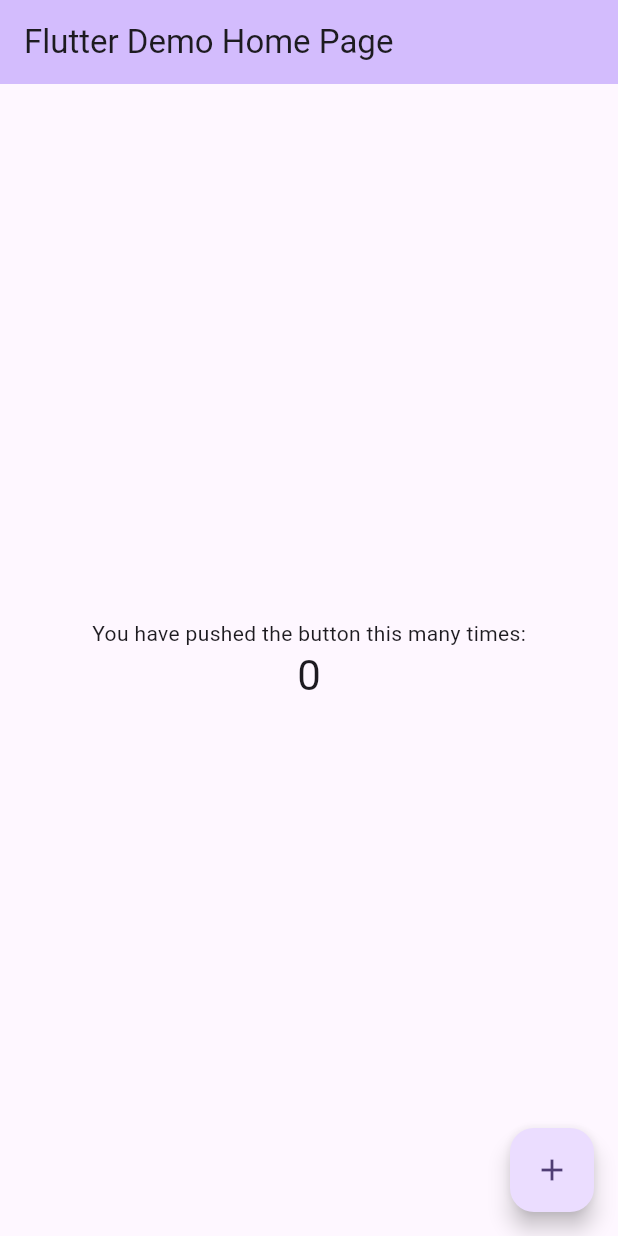
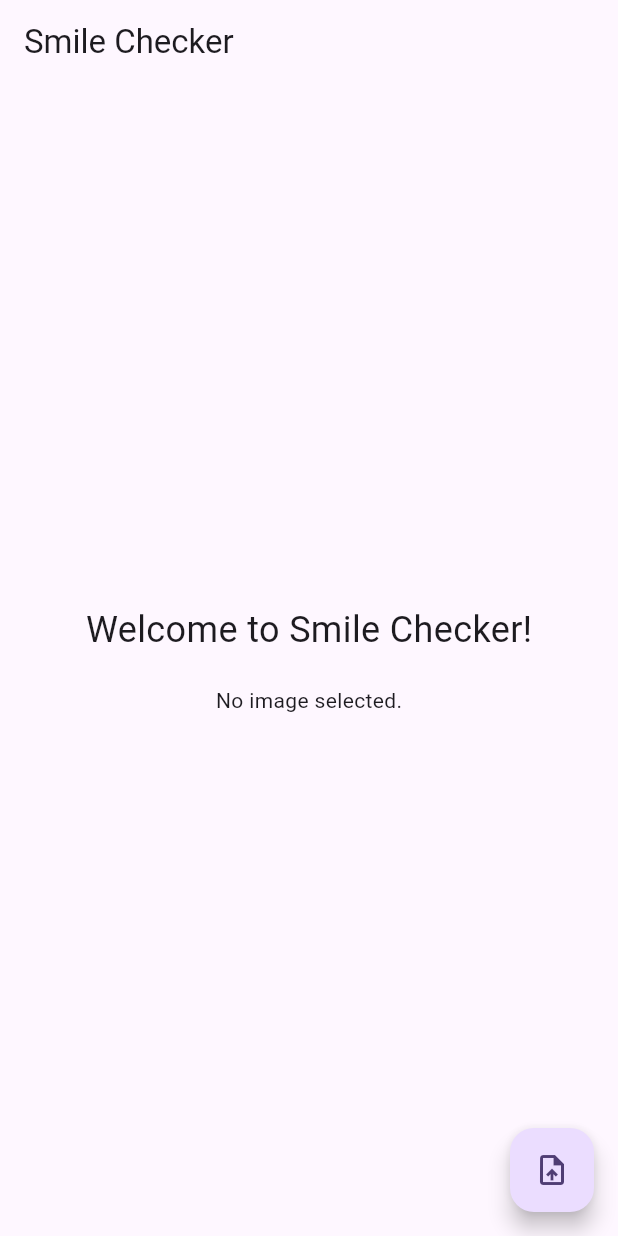
Before and after one commit to theabdulraffay/Smile-Checker, a Flutter app: the screen it shows after launch, on a phone screen of 412 x 824 dp. Run offline on Flutter 3.47's test engine with Material 3 defaults, Android fonts, the phone set to English and light mode, and no system bars; our stand-ins replace flutter_dotenv, google_generative_ai, image_picker.

Commit message:
feat: media provider

```diff
--- a/lib/main.dart
+++ b/lib/main.dart
@@ -1,6 +1,12 @@
 import 'package:flutter/material.dart';
+import 'package:flutter_dotenv/flutter_dotenv.dart';
+import 'package:provider/provider.dart';
+import 'package:smile_checker/providers/gemini_provider.dart';
+import 'package:smile_checker/providers/media_provider.dart';
+import 'package:smile_checker/screens/home_screen.dart';
 
-void main() {
+void main() async {
+  await dotenv.load(fileName: '.env');
   runApp(const MyApp());
 }
 
@@ -10,113 +16,18 @@ class MyApp extends StatelessWidget {
   // This widget is the root of your application.
   @override
   Widget build(BuildContext context) {
-    return MaterialApp(
-      title: 'Flutter Demo',
-      theme: ThemeData(
-        // This is the theme of your application.
-        //
-        // TRY THIS: Try running your application with "flutter run". You'll see
-        // the application has a purple toolbar. Then, without quitting the app,
-        // try changing the seedColor in the colorScheme below to Colors.green
-        // and then invoke "hot reload" (save your changes or press the "hot
-        // reload" button in a Flutter-supported IDE, or press "r" if you used
-        // the command line to start the app).
-        //
-        // Notice that the counter didn't reset back to zero; the application
-        // state is not lost during the reload. To reset the state, use hot
-        // restart instead.
-        //
-        // This works for code too, not just values: Most code changes can be
-        // tested with just a hot reload.
-        colorScheme: ColorScheme.fromSeed(seedColor: Colors.deepPurple),
+    return MultiProvider(
+      providers: [
+        ChangeNotifierProvider(create: (context) => MediaProvider()),
+        ChangeNotifierProvider(create: (context) => GeminiProvider()),
+      ],
+      child: MaterialApp(
+        title: 'Flutter Demo',
+        theme: ThemeData(
+          colorScheme: ColorScheme.fromSeed(seedColor: Colors.deepPurple),
+        ),
+        home: HomeScreen(),
       ),
-      home: const MyHomePage(title: 'Flutter Demo Home Page'),
     );
   }
 }
-
-class MyHomePage extends StatefulWidget {
-  const MyHomePage({super.key, required this.title});
-
-  // This widget is the home page of your application. It is stateful, meaning
-  // that it has a State object (defined below) that contains fields that affect
-  // how it looks.
-
-  // This class is the configuration for the state. It holds the values (in this
-  // case the title) provided by the parent (in this case the App widget) and
-  // used by the build method of the State. Fields in a Widget subclass are
-  // always marked "final".
-
-  final String title;
-
-  @override
-  State<MyHomePage> createState() => _MyHomePageState();
-}
-
-class _MyHomePageState extends State<MyHomePage> {
-  int _counter = 0;
-
-  void _incrementCounter() {
-    setState(() {
-      // This call to setState tells the Flutter framework that something has
-      // changed in this State, which causes it to rerun the build method below
-      // so that the display can reflect the updated values. If we changed
-      // _counter without calling setState(), then the build method would not be
-      // called again, and so nothing would appear to happen.
-      _counter++;
-    });
-  }
-
-  @override
-  Widget build(BuildContext context) {
-    // This method is rerun every time setState is called, for instance as done
-    // by the _incrementCounter method above.
-    //
-    // The Flutter framework has been optimized to make rerunning build methods
-    // fast, so that you can just rebuild anything that needs updating rather
-    // than having to individually change instances of widgets.
-    return Scaffold(
-      appBar: AppBar(
-        // TRY THIS: Try changing the color here to a specific color (to
-        // Colors.amber, perhaps?) and trigger a hot reload to see the AppBar
-        // change color while the other colors stay the same.
-        backgroundColor: Theme.of(context).colorScheme.inversePrimary,
-        // Here we take the value from the MyHomePage object that was created by
-        // the App.build method, and use it to set our appbar title.
-        title: Text(widget.title),
-      ),
-      body: Center(
-        // Center is a layout widget. It takes a single child and positions it
-        // in the middle of the parent.
-        child: Column(
-          // Column is also a layout widget. It takes a list of children and
-          // arranges them vertically. By default, it sizes itself to fit its
-          // children horizontally, and tries to be as tall as its parent.
-          //
-          // Column has various properties to control how it sizes itself and
-          // how it positions its children. Here we use mainAxisAlignment to
-          // center the children vertically; the main axis here is the vertical
-          // axis because Columns are vertical (the cross axis would be
-          // horizontal).
-          //
-          // TRY THIS: Invoke "debug painting" (choose the "Toggle Debug Paint"
-          // action in the IDE, or press "p" in the console), to see the
-          // wireframe for each widget.
-          mainAxisAlignment: MainAxisAlignment.center,
-          children: <Widget>[
-            const Text('You have pushed the button this many times:'),
-            Text(
-              '$_counter',
-              style: Theme.of(context).textTheme.headlineMedium,
-            ),
-          ],
-        ),
-      ),
-      floatingActionButton: FloatingActionButton(
-        onPressed: _incrementCounter,
-        tooltip: 'Increment',
-        child: const Icon(Icons.add),
-      ), // This trailing comma makes auto-formatting nicer for build methods.
-    );
-  }
-}
--- /dev/null
+++ b/lib/screens/home_screen.dart
@@ -0,0 +1,44 @@
+import 'dart:io';
+
+import 'package:flutter/material.dart';
+import 'package:provider/provider.dart';
+import 'package:smile_checker/providers/gemini_provider.dart';
+import 'package:smile_checker/providers/media_provider.dart';
+
+class HomeScreen extends StatelessWidget {
+  const HomeScreen({super.key});
+
+  @override
+  Widget build(BuildContext context) {
+    final geminiProvider = Provider.of<GeminiProvider>(context);
+    final mediaProvider = Provider.of<MediaProvider>(context);
+    return Scaffold(
+      appBar: AppBar(title: const Text('Smile Checker')),
+      floatingActionButton: FloatingActionButton(
+        onPressed: () async {
+          await mediaProvider.pickImage();
+        },
+        tooltip: 'Upload Image',
+        child: const Icon(Icons.upload_file),
+      ),
+      body: Center(
+        child: Column(
+          mainAxisAlignment: MainAxisAlignment.center,
+          children: <Widget>[
+            const Text(
+              'Welcome to Smile Checker!',
+              style: TextStyle(fontSize: 24),
+            ),
+            const SizedBox(height: 20),
+            if (mediaProvider.loading)
+              const CircularProgressIndicator()
+            else if (mediaProvider.selectedImage != null)
+              Image.file(File(mediaProvider.selectedImage!.path), height: 200)
+            else
+              const Text('No image selected.'),
+          ],
+        ),
+      ),
+    );
+  }
+}
```
Also changed, not shown: lib/providers/media_provider.dart (added, +23 -0 lines).
